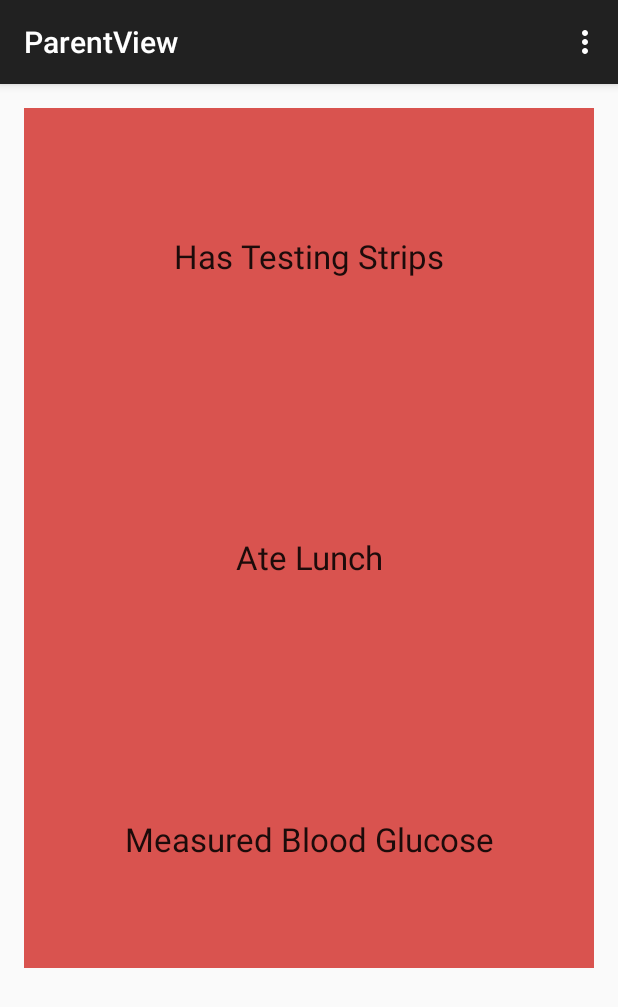
After one commit to tchordia-zz/SugarDaddy, an Android app: the ParentView screen opened directly, with no data from a screen before it, on a phone screen of 412 x 824 dp. The commit adds this screen. Shown: the top 1007 px of the screen. Run offline under Robolectric (Android 15) with nearby library versions, the phone set to English and light mode, and no system bars; libraries missing offline, so code that uses them is left out: com.parse; 2 statements that could not run were skipped.

Commit message:
add green labels

```diff
--- a/app/src/main/AndroidManifest.xml
+++ b/app/src/main/AndroidManifest.xml
@@ -46,6 +46,10 @@
             android:name=".SettingsActivity"
             android:label="@string/title_activity_settings" >
         </activity>
+        <activity
+            android:name=".ParentView"
+            android:label="@string/title_activity_parent_view" >
+        </activity>
     </application>
 
 </manifest>
--- a/app/src/main/java/com/tanmaychordia/sugardaddy/MainActivity.java
+++ b/app/src/main/java/com/tanmaychordia/sugardaddy/MainActivity.java
@@ -390,10 +390,12 @@ public class MainActivity extends AppCompatActivity {
             Intent intent = new Intent(this, SettingsActivity.class);
             startActivity(intent);
         }
-        else if(id == R.id.refreshButton)
+        else if(id == R.id.profileButton)
         {
+            Intent intent = new Intent(this, ParentView.class);
+            startActivity(intent);
+        }
 
-        }
 //        else if (id== R.id.profileButton){
 //            startActivity(new Intent(this, ProfileActivity.class));
 //        }
--- /dev/null
+++ b/app/src/main/java/com/tanmaychordia/sugardaddy/ParentView.java
@@ -0,0 +1,97 @@
+package com.tanmaychordia.sugardaddy;
+
+import android.os.Bundle;
+import android.support.v7.app.AppCompatActivity;
+import android.view.Menu;
+import android.view.MenuItem;
+import android.widget.TextView;
+
+import com.parse.GetCallback;
+import com.parse.ParseException;
+import com.parse.ParseObject;
+import com.parse.ParseQuery;
+
+import java.util.Timer;
+import java.util.TimerTask;
+
+public class ParentView extends AppCompatActivity {
+
+    TextView t1;
+    TextView t2;
+    TextView t3;
+
+    int red = 0xFFD9534F;
+    int green = 0xFF5CB85C;
+    @Override
+    protected void onCreate(Bundle savedInstanceState) {
+        super.onCreate(savedInstanceState);
+        setContentView(R.layout.activity_parent_view);
+
+        t1 = (TextView) findViewById(R.id.stripsInd);
+        t2 = (TextView) findViewById(R.id.foodInd);
+        t3 = (TextView) findViewById(R.id.measInd);
+
+        t1.setBackgroundColor(red);
+        t2.setBackgroundColor(red);
+        t3.setBackgroundColor(red);
+
+        TimerTask t = new TimerTask()
+        {
+            @Override
+            public void run(){
+                ParseQuery<ParseObject> query = ParseQuery.getQuery("checkListMaster");
+
+
+                query.getInBackground("pEXG4z9D9u", new GetCallback<ParseObject>() {
+                    public void done(ParseObject gameScore, ParseException e) {
+                        if (e == null) {
+                            // Now let's update it with some new data. In this case, only cheatMode and score
+                            // will get sent to the Parse Cloud. playerName hasn't changed.
+
+                            System.out.println(20);
+                            if ( (Integer)gameScore.get("didEat") > 0) {
+
+                                t2.setBackgroundColor(green);
+                            }
+                            if ( (Integer)gameScore.get("didMeasure") > 0) {
+
+                                t3.setBackgroundColor(green);
+                            }
+                            if ( (Integer)gameScore.get("didBringStrips") > 0) {
+
+                                t1.setBackgroundColor(green);
+                            }
+                        }
+                    }
+                });
+            }
+        };
+
+        Timer timer = new Timer();
+        timer.schedule(t, 0, 1000);
+
+
+    }
+
+    @Override
+    public boolean onCreateOptionsMenu(Menu menu) {
+        // Inflate the menu; this adds items to the action bar if it is present.
+        getMenuInflater().inflate(R.menu.menu_parent_view, menu);
+        return true;
+    }
+
+    @Override
+    public boolean onOptionsItemSelected(MenuItem item) {
+        // Handle action bar item clicks here. The action bar will
+        // automatically handle clicks on the Home/Up button, so long
+        // as you specify a parent activity in AndroidManifest.xml.
+        int id = item.getItemId();
+
+        //noinspection SimplifiableIfStatement
+        if (id == R.id.action_settings) {
+            return true;
+        }
+
+        return super.onOptionsItemSelected(item);
+    }
+}
--- /dev/null
+++ b/app/src/main/res/layout/activity_parent_view.xml
@@ -0,0 +1,41 @@
+<LinearLayout xmlns:android="http://schemas.android.com/apk/res/android"
+    xmlns:tools="http://schemas.android.com/tools" android:layout_width="match_parent"
+    android:layout_height="match_parent" android:paddingLeft="@dimen/activity_horizontal_margin"
+    android:paddingRight="@dimen/activity_horizontal_margin"
+    android:paddingTop="@dimen/activity_vertical_margin"
+    android:paddingBottom="@dimen/activity_vertical_margin"
+    tools:context="com.tanmaychordia.sugardaddy.ParentView"
+    android:orientation="vertical"
+    android:weightSum="1">
+
+
+    <TextView
+        android:layout_width="match_parent"
+        android:layout_height="wrap_content"
+        android:textAppearance="?android:attr/textAppearanceLarge"
+        android:text="Has Testing Strips"
+        android:id="@+id/stripsInd"
+        android:layout_gravity="center"
+        android:layout_weight="0.26"
+        android:gravity="center" />
+
+    <TextView
+        android:layout_width="match_parent"
+        android:layout_height="wrap_content"
+        android:textAppearance="?android:attr/textAppearanceLarge"
+        android:text="Ate Lunch"
+        android:id="@+id/foodInd"
+        android:layout_gravity="center_horizontal"
+        android:layout_weight="0.27"
+        android:gravity="center" />
+
+    <TextView
+        android:layout_width="match_parent"
+        android:layout_height="wrap_content"
+        android:textAppearance="?android:attr/textAppearanceLarge"
+        android:text="Measured Blood Glucose"
+        android:id="@+id/measInd"
+        android:layout_gravity="center_horizontal"
+        android:layout_weight="0.22"
+        android:gravity="center" />
+</LinearLayout>
--- a/app/src/main/res/menu/menu_main.xml
+++ b/app/src/main/res/menu/menu_main.xml
@@ -6,7 +6,7 @@
         android:orderInCategory="100" app:showAsAction="never" />
     <item android:id="@+id/logoutButton" android:title="Logout"
         android:orderInCategory="100" app:showAsAction="never" />
-    <item android:id="@+id/profileButton" android:title="Edit Profile"
+    <item android:id="@+id/profileButton" android:title="Rajiv's Schedule"
         android:orderInCategory="100" app:showAsAction="never" />
 
     <item android:id="@+id/refreshButton" android:title="Refresh"
--- /dev/null
+++ b/app/src/main/res/menu/menu_parent_view.xml
@@ -0,0 +1,7 @@
+<menu xmlns:android="http://schemas.android.com/apk/res/android"
+    xmlns:app="http://schemas.android.com/apk/res-auto"
+    xmlns:tools="http://schemas.android.com/tools"
+    tools:context="com.tanmaychordia.sugardaddy.ParentView">
+    <item android:id="@+id/action_settings" android:title="@string/action_settings"
+        android:orderInCategory="100" app:showAsAction="never" />
+</menu>
--- a/app/src/main/res/values/strings.xml
+++ b/app/src/main/res/values/strings.xml
@@ -4,4 +4,5 @@
 
     <string name="hello_world">Hello world!</string>
     <string name="action_settings">Settings</string>
+    <string name="title_activity_parent_view">ParentView</string>
 </resources>
--- a/app/src/main/res/xml/pref_general.xml
+++ b/app/src/main/res/xml/pref_general.xml
@@ -2,20 +2,18 @@
 
     <CheckBoxPreference
         android:key="checkbox"
-        android:title="@string/pref_title_social_recommendations"
-        android:summary="@string/pref_description_social_recommendations"
+        android:title="Did you bring your test strips today?"
         android:defaultValue="false" />
 
     <CheckBoxPreference
         android:key="checkbox2"
-        android:title="@string/pref_title_social_recommendations"
-        android:summary="@string/pref_description_social_recommendations"
+        android:title="Have you eaten yet?"
+
         android:defaultValue="false" />
 
     <CheckBoxPreference
         android:key="checkbox3"
-        android:title="@string/pref_title_social_recommendations"
-        android:summary="@string/pref_description_social_recommendations"
+        android:title="Have you measured today?"
         android:defaultValue="false" />
 
 
```
